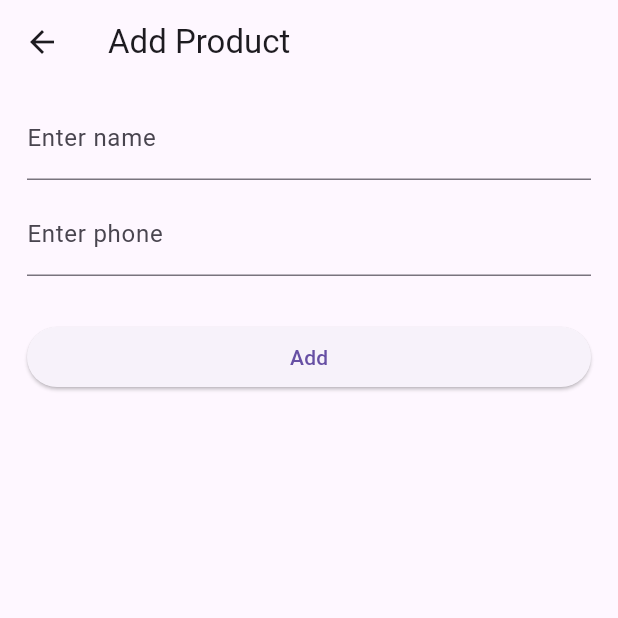
After one commit to MyoMin-Latt/riverpodapisample, a Flutter app: the ProductAddPage screen opened by its route, after a tap on "Add", on a phone screen of 412 x 824 dp, the top half of it. The commit adds this screen. Run offline on Flutter 3.47's test engine with Material 3 defaults, Android fonts, the phone set to English and light mode, and no system bars; our stand-ins replace auto_route, dartz, dio, flutter_riverpod, freezed_annotation, hooks_riverpod and 1 more; network calls fail.

Commit message:
product add api

```diff
--- a/lib/core/presentation/app_router.dart
+++ b/lib/core/presentation/app_router.dart
@@ -13,5 +13,6 @@ class AppRouter extends _$AppRouter {
         AutoRoute(
             page: ProductDetailRoute.page,
             path: "/product-detial"), // import 'package:flutter/material.dart';
+        AutoRoute(page: ProductAddRoute.page, path: "/product-add"),
       ];
 }
--- a/lib/product/application/application.dart
+++ b/lib/product/application/application.dart
@@ -1,3 +1,4 @@
 export 'product_list_notifer.dart';
 export 'product_delete_notifier.dart';
 export 'product_delete_notifier_two.dart';
+export 'product_add_notifier.dart';
--- /dev/null
+++ b/lib/product/application/product_add_notifier.dart
@@ -0,0 +1,34 @@
+import 'package:freezed_annotation/freezed_annotation.dart';
+import 'package:hooks_riverpod/hooks_riverpod.dart';
+
+import '../../all_feat.dart';
+
+part 'product_add_notifier.freezed.dart';
+
+@freezed
+class ProductAddState with _$ProductAddState {
+  const factory ProductAddState.inital() = _Inital;
+  const factory ProductAddState.loading() = _Loading;
+  const factory ProductAddState.noInternet() = _NoInternet;
+  const factory ProductAddState.success(ProductModel product) = _Success;
+  const factory ProductAddState.error(ResponseInfoError error) = _Error;
+}
+
+class ProductAddNotifier extends StateNotifier<ProductAddState> {
+  final ProductRepository _repository;
+
+  ProductAddNotifier(this._repository) : super(const ProductAddState.inital());
+
+  Future<void> addProduct(ProductModel product) async {
+    state = const ProductAddState.loading();
+
+    final failOrSuccess = await _repository.addProduct(product);
+    state = failOrSuccess.fold(
+      (l) => ProductAddState.error(l),
+      (r) => r.when(
+        noInternet: ProductAddState.noInternet,
+        data: (entity) => ProductAddState.success(entity),
+      ),
+    );
+  }
+}
--- a/lib/product/domain/product_model.dart
+++ b/lib/product/domain/product_model.dart
@@ -1,15 +1,24 @@
 import 'package:freezed_annotation/freezed_annotation.dart';
+import 'package:riverpodapisample/all_feat.dart';
 
 part 'product_model.freezed.dart';
 
 @freezed
 class ProductModel with _$ProductModel {
+  const ProductModel._(); // toDto
   const factory ProductModel({
     required String createdAt,
     required String name,
     required String phone,
     required String id,
   }) = _ProductModel;
+
+  ProductDto toDto() => ProductDto(
+        createdAt: createdAt,
+        name: name,
+        phone: phone,
+        id: id,
+      );
 }
 
 
--- a/lib/product/infrastructure/product_dto.dart
+++ b/lib/product/infrastructure/product_dto.dart
@@ -8,7 +8,7 @@ part 'product_dto.g.dart';
 
 @freezed
 class ProductDto with _$ProductDto {
-  const ProductDto._();
+  const ProductDto._(); // doDomain
   const factory ProductDto({
     @JsonKey(name: "createdAt", fromJson: stringFromJson)
     required String createdAt,
--- a/lib/product/infrastructure/product_remote_service.dart
+++ b/lib/product/infrastructure/product_remote_service.dart
@@ -77,7 +77,6 @@ class ProductRemoteService {
       print("response code => ${response.statusCode}");
       print("response message => ${response.statusMessage}");
       if (response.statusCode == 200) {
-
         return NetworkResult.result(response.statusMessage ?? "Delete Success");
       } else {
         throw ApiException(
@@ -98,4 +97,36 @@ class ProductRemoteService {
       }
     }
   }
+
+  // ADD
+  Future<NetworkResult<ProductDto>> addProduct(ProductDto product) async {
+    print("deleteProduct in remote => $product");
+    try {
+      final response = await _dio.post('contacts', data: product.toJson());
+      print("response code => ${response.statusCode}");
+      print("response message => ${response.statusMessage}");
+      if (response.statusCode == 201) {
+        var resData = response.data as dynamic;
+        var product = ProductDto.fromJson(resData);
+
+        return NetworkResult.result(product);
+      } else {
+        throw ApiException(
+          code: response.statusCode,
+          message: response.statusMessage,
+        );
+      }
+    } on DioException catch (e) {
+      if (e.isNoConnectionError) {
+        return const NetworkResult.noConnection();
+      } else if (e.error != null) {
+        throw ApiException(
+          code: e.response?.statusCode,
+          message: e.response?.statusMessage,
+        );
+      } else {
+        rethrow;
+      }
+    }
+  }
 }
--- a/lib/product/infrastructure/product_repository.dart
+++ b/lib/product/infrastructure/product_repository.dart
@@ -43,6 +43,8 @@ class ProductRepository {
       return left(ResponseInfoError(e.code, e.message));
     }
   }
+
+  // retrun string
   Future<Either<ResponseInfoError, DomainResult<String>>> deleteProductTwo(
       String id) async {
     print("deleteProduct in repo => $id");
@@ -59,4 +61,23 @@ class ProductRepository {
       return left(ResponseInfoError(e.code, e.message));
     }
   }
+
+  // add
+  Future<Either<ResponseInfoError, DomainResult<ProductModel>>> addProduct(
+      ProductModel product) async {
+    print("deleteProduct in repo => $id");
+    try {
+      final hodStaffs = await _remoteService.addProduct(product.toDto());
+      // The argument type 'ProductModel' can't be assigned to the parameter type 'ProductDto'.
+
+      return right(
+        hodStaffs.when(
+          noConnection: DomainResult.noInternet,
+          result: (entity) => DomainResult.data(entity.domain),
+        ),
+      );
+    } on ApiException catch (e) {
+      return left(ResponseInfoError(e.code, e.message));
+    }
+  }
 }
--- a/lib/product/presentation/presentation.dart
+++ b/lib/product/presentation/presentation.dart
@@ -1,2 +1,3 @@
 export 'product_page.dart';
 export 'product_detail_page.dart';
+export 'product_add_page.dart';
--- /dev/null
+++ b/lib/product/presentation/product_add_page.dart
@@ -0,0 +1,68 @@
+import 'package:auto_route/auto_route.dart';
+import 'package:flutter/material.dart';
+import 'package:hooks_riverpod/hooks_riverpod.dart';
+import 'package:riverpodapisample/all_feat.dart';
+import 'package:riverpodapisample/product/shared/product_providers.dart';
+
+@RoutePage()
+class ProductAddPage extends ConsumerStatefulWidget {
+  const ProductAddPage({super.key});
+
+  @override
+  ConsumerState<ConsumerStatefulWidget> createState() => _ProductAddPageState();
+}
+
+class _ProductAddPageState extends ConsumerState<ProductAddPage> {
+  final nameController = TextEditingController();
+  final phoneController = TextEditingController();
+
+  @override
+  Widget build(BuildContext context) {
+    ref.listen(
+      productAddNotifierTwoProvider,
+      (previous, state) {
+        print("productAddNotifierTwoProvider => $state");
+        state.maybeWhen(
+            orElse: () {},
+            success: (data) {
+              context.router.back();
+            });
+      },
+    );
+    return Scaffold(
+      appBar: AppBar(title: const Text("Add Product")),
+      body: Padding(
+        padding: const EdgeInsets.symmetric(horizontal: 18, vertical: 8),
+        child: Column(
+          crossAxisAlignment: CrossAxisAlignment.stretch,
+          children: [
+            TextFormField(
+              controller: nameController,
+              decoration: const InputDecoration(labelText: "Enter name"),
+            ),
+            const SizedBox(height: 8),
+            TextFormField(
+              controller: phoneController,
+              decoration: const InputDecoration(labelText: "Enter phone"),
+            ),
+            const SizedBox(height: 30),
+            ElevatedButton(
+                onPressed: () {
+                  ProductModel product = ProductModel(
+                    createdAt: DateTime.now().toString(),
+                    name: nameController.text,
+                    phone: phoneController.text,
+                    id: '',
+                  );
+                  print(product);
+                  ref
+                      .read(productAddNotifierTwoProvider.notifier)
+                      .addProduct(product);
+                },
+                child: const Text("Add"))
+          ],
+        ),
+      ),
+    );
+  }
+}
--- a/lib/product/presentation/product_page.dart
+++ b/lib/product/presentation/product_page.dart
@@ -95,6 +95,17 @@ class _ProductPageState extends ConsumerState<ProductPage> {
         );
       },
     );
+
+    ref.listen(
+      productAddNotifierTwoProvider,
+      (previous, state) {
+        state.maybeWhen(
+            orElse: () {},
+            success: (data) {
+              getProductList();
+            });
+      },
+    );
     final listState = ref.watch(productListNotifierProvider); // ui
 
     return Scaffold(
@@ -103,9 +114,7 @@ class _ProductPageState extends ConsumerState<ProductPage> {
         actions: [
           IconButton(
             onPressed: getProductList,
-            icon: const Icon(
-              Icons.download,
-            ),
+            icon: const Icon(Icons.download),
           )
         ],
       ),
@@ -199,6 +208,10 @@ class _ProductPageState extends ConsumerState<ProductPage> {
         //   ),
         // ),
       ),
+      floatingActionButton: FloatingActionButton(
+        onPressed: () => context.router.push(const ProductAddRoute()),
+        child: const Icon(Icons.add),
+      ),
     );
   }
 }
--- a/lib/product/shared/product_providers.dart
+++ b/lib/product/shared/product_providers.dart
@@ -26,3 +26,8 @@ final productDeleteNotifierTwoProvider =
         (ref) {
   return ProductDeleteNotifierTwo(ref.watch(productRepositoryProvider));
 });
+
+final productAddNotifierTwoProvider =
+    StateNotifierProvider<ProductAddNotifier, ProductAddState>((ref) {
+  return ProductAddNotifier(ref.watch(productRepositoryProvider));
+});
--- a/lib/splash/presentation/splash_page.dart
+++ b/lib/splash/presentation/splash_page.dart
@@ -19,7 +19,7 @@ class _SplashPageState extends ConsumerState<SplashPage> {
   }
 
   Future<void> gotoHome() async {
-    await Future.delayed(const Duration(seconds: 3));
+    await Future.delayed(const Duration(seconds: 1));
     AutoRouter.of(context).replaceAll([const ProductRoute()]);
     // AutoRouter.of(context).push(const ProductRoute());
   }
```
Also changed, not shown: lib/core/presentation/app_router.gr.dart, lib/product/application/product_add_notifier.freezed.dart (added), lib/product/domain/product_model.freezed.dart.
